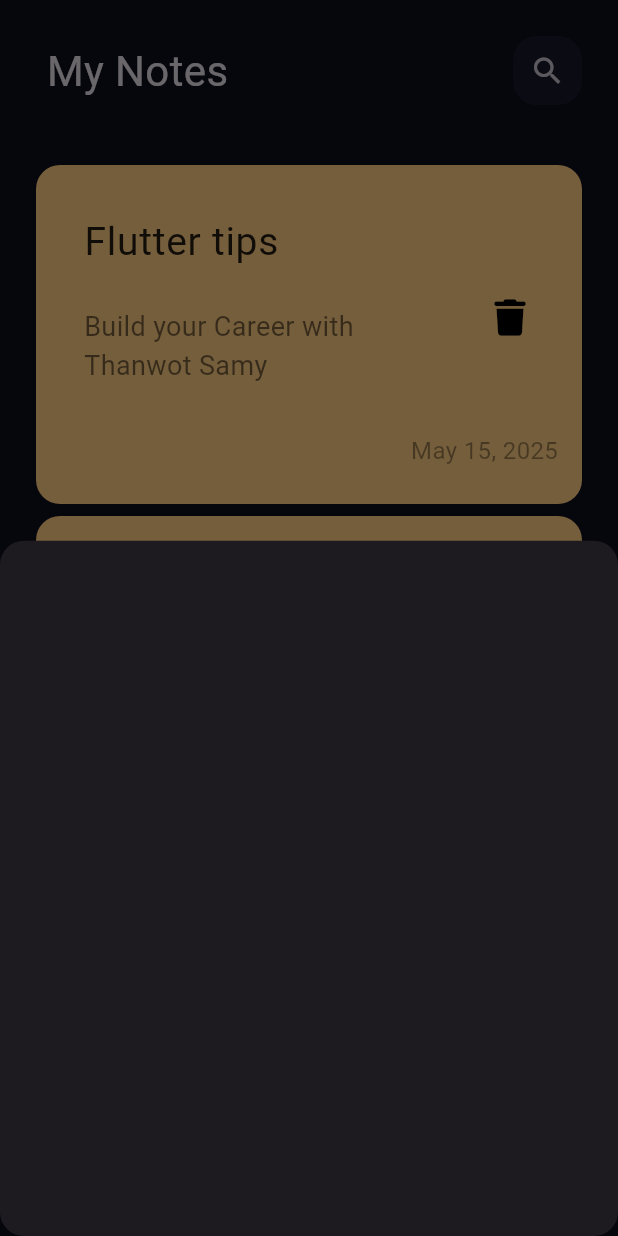
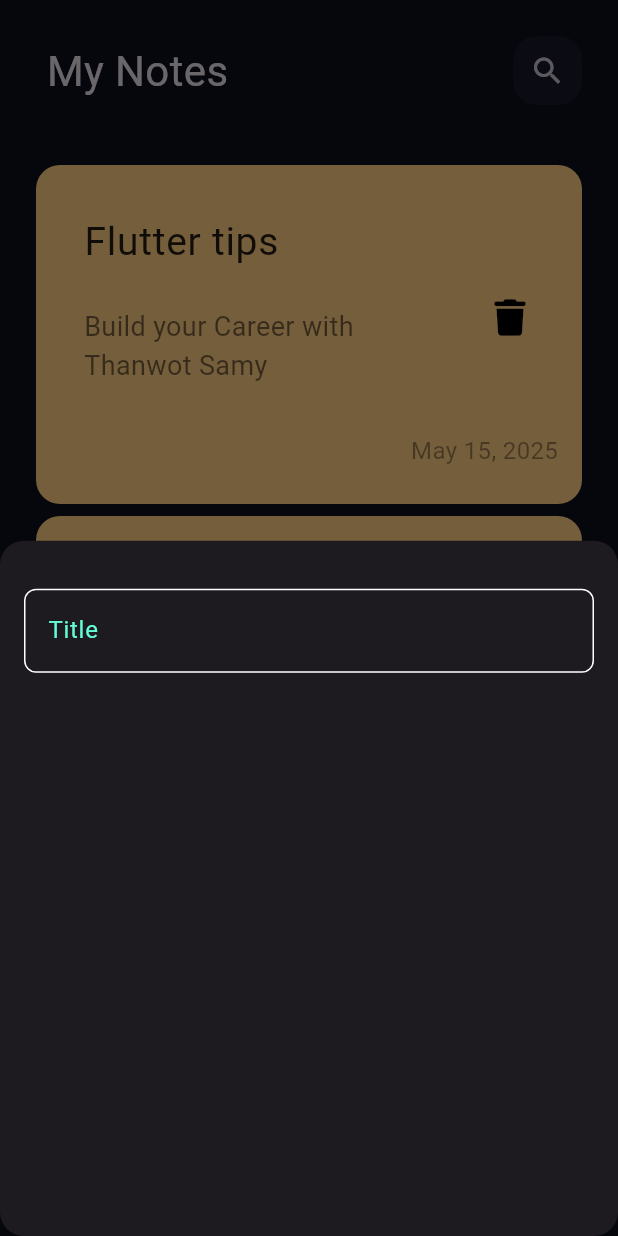
Before and after one commit to AhmedRabea4458/notes_app1, a Flutter app: the screen it shows after launch, after a tap on the "add" icon, on a phone screen of 412 x 824 dp. Run offline on Flutter 3.47's test engine with Material 3 defaults, Android fonts, the phone set to English and light mode, and no system bars; our stand-ins replace font_awesome_flutter.

Commit message:
Create Custom TextField

```diff
--- /dev/null
+++ b/lib/Views/Widgets/Constants.dart
@@ -0,0 +1,2 @@
+import 'package:flutter/material.dart';
+const kPrimaryColor=  Color(0xff62FCD7);
--- /dev/null
+++ b/lib/Views/Widgets/Custom _text_field.dart
@@ -0,0 +1,31 @@
+import 'package:flutter/material.dart';
+
+import 'Constants.dart';
+
+class CustomTextField extends StatelessWidget {
+  const CustomTextField({super.key});
+
+  @override
+  Widget build(BuildContext context) {
+    return TextField(
+      cursorColor:  kPrimaryColor,
+      decoration: InputDecoration(
+        hintText: "Title",
+        hintStyle: TextStyle(
+          color: kPrimaryColor,
+        ),
+        border: BuildBorder(),
+        enabledBorder: BuildBorder(),
+        focusedBorder: BuildBorder(kPrimaryColor),
+      ),
+    );
+  }
+
+  OutlineInputBorder BuildBorder([color]) {
+    return OutlineInputBorder(
+      borderRadius: BorderRadius.circular(8)
+      , borderSide: BorderSide(
+        color: color ?? Colors.white),
+    );
+  }
+}
--- a/lib/Views/Widgets/add_note_bottom_sheet.dart
+++ b/lib/Views/Widgets/add_note_bottom_sheet.dart
@@ -1,9 +1,17 @@
 import 'package:flutter/material.dart';
+import 'package:untitled2/Views/Widgets/Custom%20_text_field.dart';
 class AddNoteBottomSheet extends StatelessWidget {
   const AddNoteBottomSheet ({super.key});
 
   @override
   Widget build(BuildContext context) {
-    return Container();
+    return Padding(
+      padding: const EdgeInsets.only(right: 16,left: 16),
+      child: Column(children: [
+        SizedBox(height: 32),
+       CustomTextField()
+      ],
+      ),
+    );
   }
 }
```
